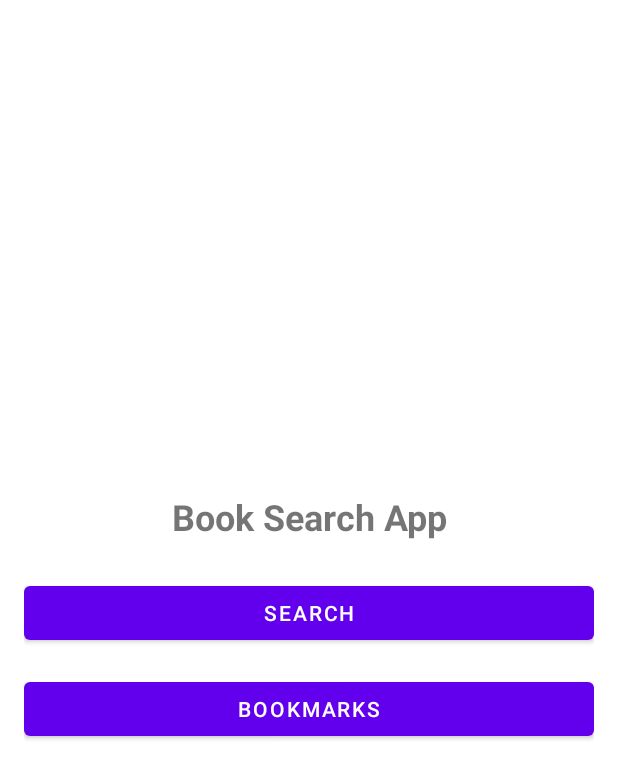
After one commit to ali-kerem/book-search-app, an Android app: the layout fragment_home.xml on its own in the app's theme, with its tools: preview values and no code run, on a phone screen of 412 x 824 dp. The commit adds this screen. Shown: the top 779 px of the screen. Run offline under Robolectric (Android 15) with nearby library versions, the phone set to English and light mode, and no system bars.

Commit message:
Add navhost and home fragment

```diff
--- /dev/null
+++ b/app/src/main/res/layout/fragment_home.xml
@@ -0,0 +1,46 @@
+<?xml version="1.0" encoding="utf-8"?>
+<androidx.constraintlayout.widget.ConstraintLayout
+    xmlns:android="http://schemas.android.com/apk/res/android"
+    xmlns:app="http://schemas.android.com/apk/res-auto"
+    android:layout_width="match_parent"
+    android:layout_height="match_parent"
+    android:padding="16dp">
+
+    <TextView
+        android:id="@+id/welcomeText"
+        android:layout_width="wrap_content"
+        android:layout_height="wrap_content"
+        android:text="@string/home_title"
+        android:textSize="24sp"
+        android:textStyle="bold"
+        app:layout_constraintBottom_toTopOf="@+id/searchButton"
+        app:layout_constraintEnd_toEndOf="parent"
+        app:layout_constraintStart_toStartOf="parent"
+        app:layout_constraintTop_toTopOf="parent"
+        app:layout_constraintVertical_chainStyle="packed" />
+
+    <Button
+        android:id="@+id/searchButton"
+        android:layout_width="0dp"
+        android:layout_height="wrap_content"
+        android:text="@string/search_button_text"
+        android:layout_marginTop="24dp"
+        app:layout_constraintBottom_toTopOf="@+id/bookmarksButton"
+        app:layout_constraintEnd_toEndOf="parent"
+        app:layout_constraintStart_toStartOf="parent"
+        app:layout_constraintTop_toBottomOf="@+id/welcomeText"
+        app:layout_constraintWidth_default="spread" />
+
+    <Button
+        android:id="@+id/bookmarksButton"
+        android:layout_width="0dp"
+        android:layout_height="wrap_content"
+        android:text="@string/bookmarks_button_text"
+        android:layout_marginTop="16dp"
+        app:layout_constraintBottom_toBottomOf="parent"
+        app:layout_constraintEnd_toEndOf="parent"
+        app:layout_constraintStart_toStartOf="parent"
+        app:layout_constraintTop_toBottomOf="@+id/searchButton"
+        app:layout_constraintWidth_default="spread" />
+
+</androidx.constraintlayout.widget.ConstraintLayout>
--- a/app/src/main/res/values/strings.xml
+++ b/app/src/main/res/values/strings.xml
@@ -1,3 +1,6 @@
 <resources>
     <string name="app_name">Book SearchApp</string>
+    <string name="search_button_text">Search</string>
+    <string name="bookmarks_button_text">Bookmarks</string>
+    <string name="home_title">Book Search App</string>
 </resources>
```
Also changed, not shown: app/build.gradle.kts (+30 -1 lines), app/src/main/java/com/example/booksearchapp/MainActivity.kt (+13 -9 lines), app/src/main/java/com/example/booksearchapp/ui/home/HomeFragment.kt (added, +43 -0 lines), app/src/main/res/layout/activity_main.xml (+6 -15 lines), app/src/main/res/navigation/nav_graph.xml (added, +33 -0 lines).
